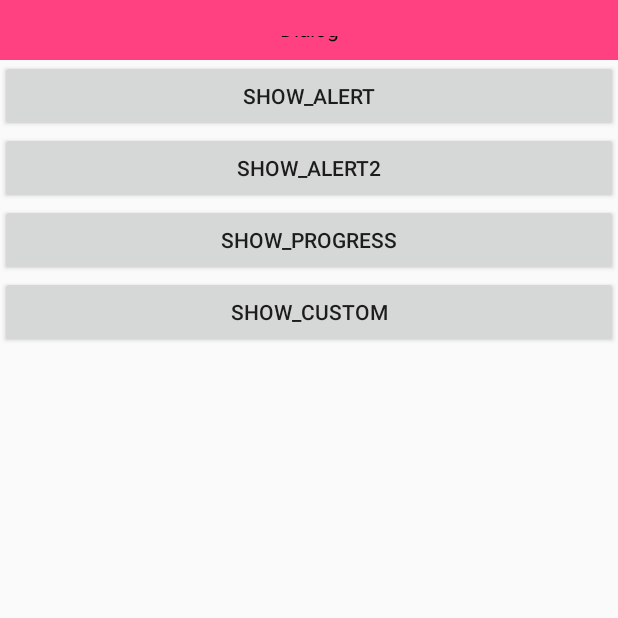
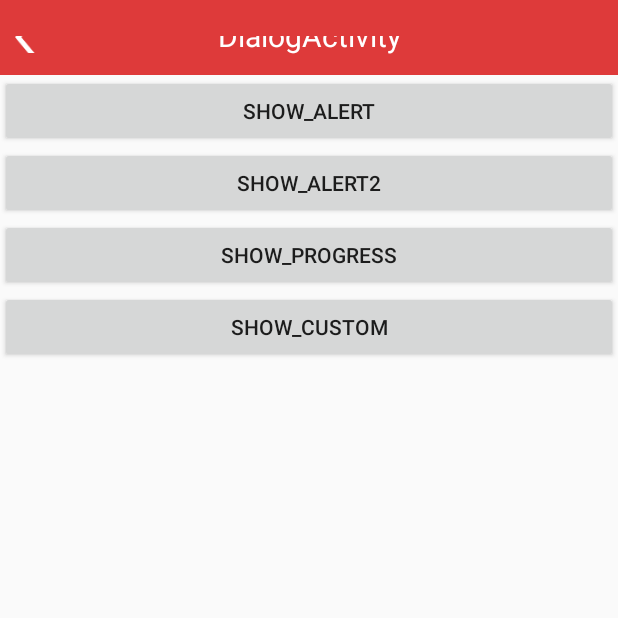
Before and after one commit to lyman86/GitHub, an Android app: the screen it shows after launch (DialogActivity), after a tap on "GO_DIALOG_ACTIVITY", on a phone screen of 412 x 824 dp, the top half of it. Run offline under Robolectric (Android 15) with nearby library versions, the phone set to English and light mode, and no system bars; our stand-ins replace ButterKnife.

Commit message:
lyman tittlebar.xml add

```diff
--- a/app/src/main/java/com/zjtcb/luoyan/github/MainActivity.java
+++ b/app/src/main/java/com/zjtcb/luoyan/github/MainActivity.java
@@ -27,5 +27,8 @@ public class MainActivity extends BaseActivityForApp {
         }
     }
 
-
+    @Override
+    public void initData() {
+        titleBar.setCenterText("MainActivity");
+    }
 }
--- a/app/src/main/java/com/zjtcb/luoyan/github/activity/DialogActivity.java
+++ b/app/src/main/java/com/zjtcb/luoyan/github/activity/DialogActivity.java
@@ -6,6 +6,7 @@ import android.view.View;
 import com.ly.luoyan.mylibrary.listener.OnCusDialogListener;
 import com.ly.luoyan.mylibrary.utils.L;
 import com.ly.luoyan.mylibrary.widget.CustomDialog;
+import com.ly.luoyan.mylibrary.widget.CustomSelectItem;
 import com.zjtcb.luoyan.github.R;
 import com.zjtcb.luoyan.github.base.BaseActivityForApp;
 
@@ -16,11 +17,13 @@ import butterknife.OnClick;
  */
 
 public class DialogActivity extends BaseActivityForApp implements OnCusDialogListener{
+    private static final String TAG = "DialogActivity";
 
     public void initApp() {
 
         L.e("base","initApp");
         setContentView(R.layout.activity_dialog);
+        L.e("base","setContentView");
         setOnCusDialogListener(this);
 
     }
@@ -54,4 +57,14 @@ public class DialogActivity extends BaseActivityForApp implements OnCusDialogLis
                 break;
         }
     }
+
+    @Override
+    public void initData() {
+        titleBar.setCenterText("DialogActivity");
+    }
+
+    @Override
+    public void initListener() {
+        titleBar.setOnBarViewClickListener(this);
+    }
 }
--- a/app/src/main/java/com/zjtcb/luoyan/github/base/BaseActivity.java
+++ b/app/src/main/java/com/zjtcb/luoyan/github/base/BaseActivity.java
@@ -22,7 +22,10 @@ public abstract class BaseActivity extends AppCompatActivity {
             setRequestedOrientation(ActivityInfo.SCREEN_ORIENTATION_PORTRAIT);
         }
         initBase();
+        initData();
+        initListener();
         L.e("base","BaseActivity   onCreate");
+        processLogic();
     }
 
     public void showToast(final String string) {
@@ -37,5 +40,9 @@ public abstract class BaseActivity extends AppCompatActivity {
 
     public abstract void initBase();
 
-    public void processLogic(){};
+    public void initData(){}
+
+    public void initListener(){}
+
+    public void processLogic(){}
 }
--- a/app/src/main/java/com/zjtcb/luoyan/github/base/BaseActivityForApp.java
+++ b/app/src/main/java/com/zjtcb/luoyan/github/base/BaseActivityForApp.java
@@ -1,21 +1,40 @@
 package com.zjtcb.luoyan.github.base;
+
+import android.support.annotation.Nullable;
+import android.view.View;
 
 import com.ly.luoyan.mylibrary.utils.L;
 import com.ly.luoyan.mylibrary.utils.StatusBarUtils;
+import com.ly.luoyan.mylibrary.widget.CustomSelectItem;
+import com.zjtcb.luoyan.github.R;
+
+import butterknife.Bind;
 
 /**
  * Created by luoyan on 2017/3/14.
  */
 
-public abstract class BaseActivityForApp extends BaseButterKnifActivity {
+public abstract class BaseActivityForApp extends BaseButterKnifActivity implements CustomSelectItem.OnBarViewClickListener{
+    @Nullable
+    @Bind(R.id.cus_title_bar)
+    public CustomSelectItem titleBar;
 
     @Override
     public void initBK(){
         L.e("base","initBK");
         initApp();
-        StatusBarUtils.setColor(this, getResources().getColor(com.ly.luoyan.mylibrary.R.color.colorAccent));
+        StatusBarUtils.setColor(this, getResources().getColor(com.ly.luoyan.mylibrary.R.color.title_bar));
     }
 
     public abstract void initApp();
 
+    @Override
+    public void onBarViewClick(View v, int whitch) {
+        switch (whitch){
+            case CustomSelectItem.LEFT_VIEW:
+                finish();
+                break;
+        }
+    }
+
 }
--- a/app/src/main/java/com/zjtcb/luoyan/github/base/BaseButterKnifActivity.java
+++ b/app/src/main/java/com/zjtcb/luoyan/github/base/BaseButterKnifActivity.java
@@ -1,7 +1,10 @@
 package com.zjtcb.luoyan.github.base;
 
 import com.ly.luoyan.mylibrary.utils.L;
+import com.ly.luoyan.mylibrary.widget.CustomSelectItem;
+import com.zjtcb.luoyan.github.R;
 
+import butterknife.Bind;
 import butterknife.ButterKnife;
 
 /**
--- a/app/src/main/res/layout/activity_dialog.xml
+++ b/app/src/main/res/layout/activity_dialog.xml
@@ -4,12 +4,7 @@
     android:orientation="vertical" android:layout_width="match_parent"
     android:layout_height="match_parent">
 
-    <com.ly.luoyan.mylibrary.widget.CustomSelectItem
-        android:layout_width="match_parent"
-        lyman:centerTypeSelect="text"
-        android:background="@color/colorAccent"
-        lyman:centerTextSelect = "Dialog"
-        android:layout_height="40dp"/>
+    <include layout="@layout/include_title_bar_ct_li"/>
 
 
     <Button
--- /dev/null
+++ b/lyman/src/main/res/layout/include_title_bar_ct_li.xml
@@ -0,0 +1,21 @@
+<?xml version="1.0" encoding="utf-8"?>
+<LinearLayout xmlns:android="http://schemas.android.com/apk/res/android"
+    android:orientation="vertical" android:layout_width="match_parent"
+    xmlns:lyman="http://schemas.android.com/apk/res-auto"
+    android:layout_height="wrap_content">
+
+    <com.ly.luoyan.mylibrary.widget.CustomSelectItem
+        android:id="@+id/cus_title_bar"
+        android:layout_width="match_parent"
+        lyman:centerTypeSelect="text"
+        lyman:centerTextSelect = "@string/default_title_text"
+        lyman:centerTextSizeSelect = "@dimen/title_center_text_size"
+        lyman:centerTextColorSelect = "@color/title_bar_text"
+        lyman:leftTypeSelect="image"
+        lyman:leftImageSourceSelect="@drawable/icon_back"
+        lyman:leftImageTimesSelect="0.9px"
+        lyman:leftImagePaddingLeftSelect="10dp"
+        android:background="@color/title_bar"
+        android:layout_height="@dimen/title_bar_height"/>
+
+</LinearLayout>
--- a/lyman/src/main/res/values/colors.xml
+++ b/lyman/src/main/res/values/colors.xml
@@ -9,4 +9,8 @@
     <color name="green">#f0f0</color>
 
     <color name="write">#ffffff</color>
+
+    <color name="title_bar_text">#ffffff</color>
+
+    <color name="title_bar">#de3a3a</color>
 </resources>
--- /dev/null
+++ b/lyman/src/main/res/values/dimens.xml
@@ -0,0 +1,7 @@
+<?xml version="1.0" encoding="utf-8"?>
+<resources>
+
+    <dimen name="title_bar_height">50dp</dimen>
+    <dimen name="title_center_text_size">20dp</dimen>
+    <dimen name="title_right_text_size">16dp</dimen>
+</resources>
--- a/lyman/src/main/res/values/strings.xml
+++ b/lyman/src/main/res/values/strings.xml
@@ -1,3 +1,5 @@
 <resources>
     <string name="app_name">My Library</string>
+
+    <string name="default_title_text">Title</string>
 </resources>
```
Also changed, not shown: app/src/main/res/layout/activity_main.xml (+5 -2 lines), lyman/src/main/res/layout/include_title_bar_ct.xml (added, +17 -0 lines), lyman/src/main/res/layout/include_title_bar_ct_ri.xml (added, +21 -0 lines), lyman/src/main/res/layout/include_title_bar_ct_ri_li.xml (added, +25 -0 lines), lyman/src/main/res/layout/include_title_bar_ct_rt.xml (added, +22 -0 lines), lyman/src/main/res/drawable-hdpi/icon_back.png (added), lyman/src/main/res/drawable-xxhdpi/icon_my_setting.png (added).
